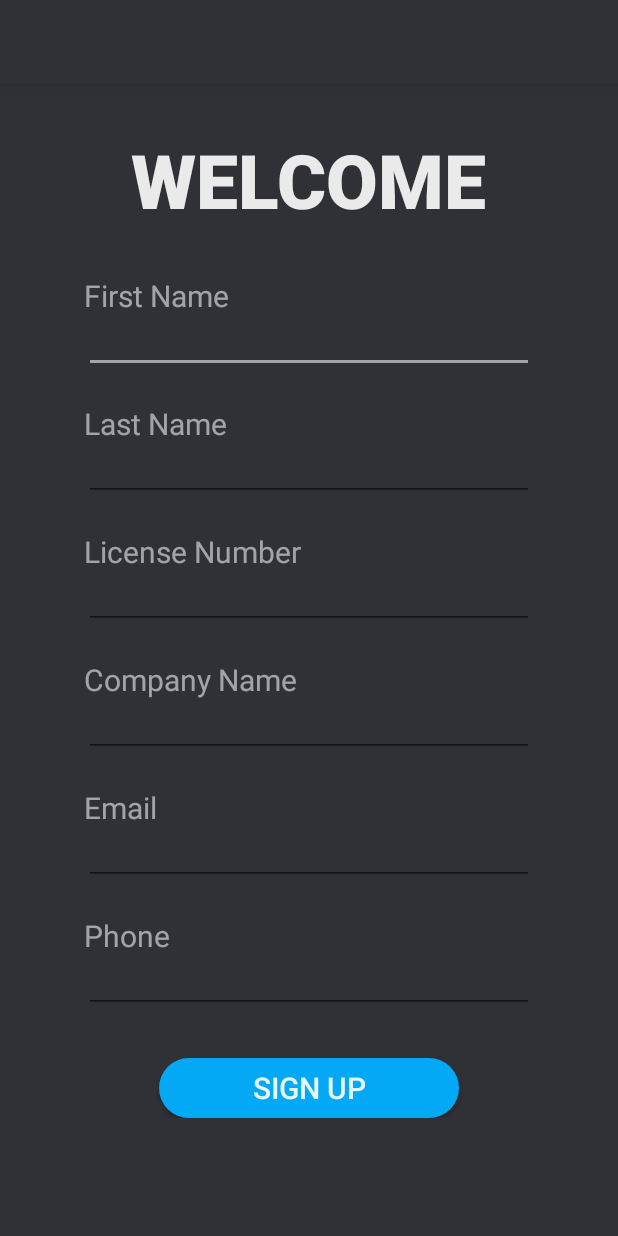
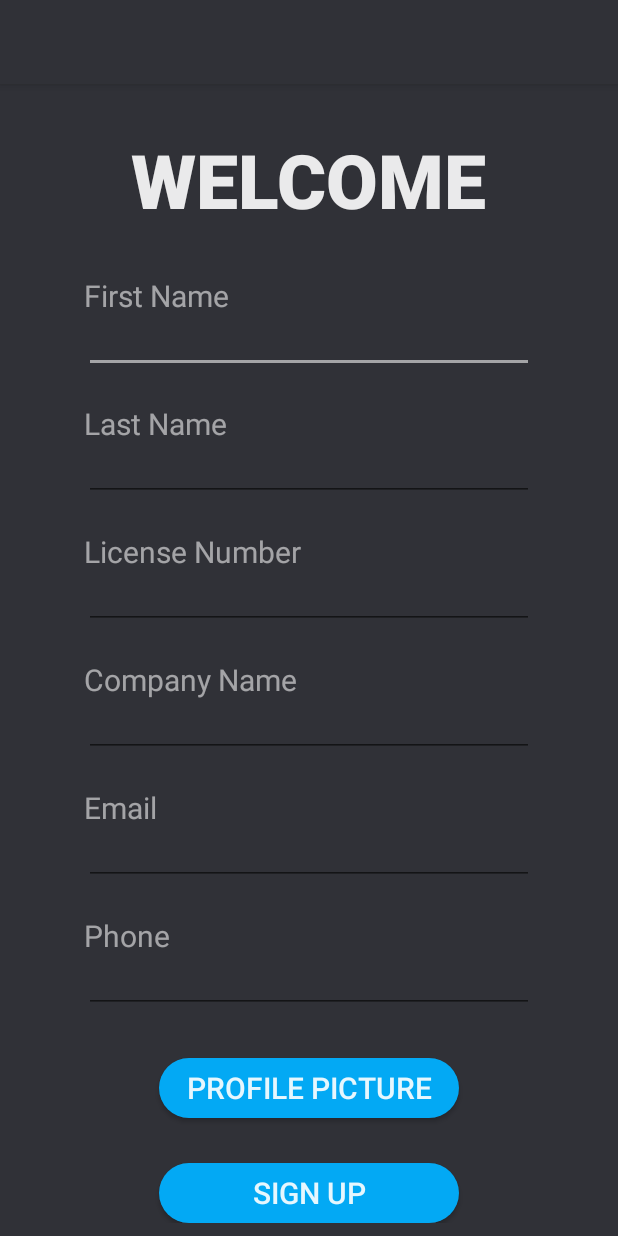
Before and after one commit to foundationsapp/Foundations, an Android app: the SignUp screen opened directly, with no data from a screen before it, on a phone screen of 412 x 824 dp. Run offline under Robolectric (Android 15) with nearby library versions, the phone set to English and light mode, and no system bars; our stand-ins replace Room's generated code.

Commit message:
add profile picture button and go into camera

```diff
--- a/app/src/main/java/com/example/foundations/SignUp.java
+++ b/app/src/main/java/com/example/foundations/SignUp.java
@@ -1,16 +1,30 @@
 package com.example.foundations;
 
+import androidx.annotation.NonNull;
+import androidx.annotation.Nullable;
 import androidx.appcompat.app.AppCompatActivity;
+import androidx.core.content.FileProvider;
 import androidx.lifecycle.ViewModelProvider;
 import androidx.lifecycle.ViewModelStoreOwner;
 
+import android.Manifest;
 import android.content.Intent;
+import android.content.pm.PackageManager;
+import android.graphics.Bitmap;
+import android.graphics.BitmapFactory;
+import android.net.Uri;
+import android.os.Build;
 import android.os.Bundle;
+import android.os.Environment;
 import android.os.Parcelable;
+import android.provider.MediaStore;
 import android.view.View;
 import android.widget.Button;
 import android.widget.EditText;
+import android.widget.ImageView;
 import android.widget.Toast;
+
+import java.io.File;
 
 import static android.util.Patterns.EMAIL_ADDRESS;
 
@@ -25,6 +39,15 @@ public class SignUp extends AppCompatActivity {
     Button signUpButton;
     MainViewModel mainViewModel;
 
+    String [] permission_list = new String[]{
+            Manifest.permission.CAMERA,
+            Manifest.permission.READ_EXTERNAL_STORAGE,
+            Manifest.permission.WRITE_EXTERNAL_STORAGE
+    };
+
+    String dir_path;
+    Uri contentUri;
+    ImageView profileimage;
 
 
     @Override
@@ -33,6 +56,14 @@ public class SignUp extends AppCompatActivity {
         setContentView(R.layout.signup_activity);
 
         mainViewModel = new ViewModelProvider((ViewModelStoreOwner) this).get(MainViewModel.class);
+
+        profileimage = (ImageView)findViewById(R.id.signupimage);
+
+        if(Build.VERSION.SDK_INT >= Build.VERSION_CODES.M){
+            requestPermissions(permission_list,0);
+        } else {
+            init();
+        }
 
         editFirstName = findViewById(R.id.edit_first_name);
         editLastName = findViewById(R.id.edit_last_name);
@@ -61,6 +92,50 @@ public class SignUp extends AppCompatActivity {
                 }
             }
         });
+    }
+
+    @Override
+    public void onRequestPermissionsResult(int requestCode, @NonNull String[] permissions, @NonNull int[] grantResults) {
+        super.onRequestPermissionsResult(requestCode, permissions, grantResults);
+        for(int a1 : grantResults){
+            if(a1 == PackageManager.PERMISSION_DENIED){
+                return;
+            }
+        }
+        init();
+    }
+
+    public void init(){
+        String temp_path = getExternalFilesDir(null).getAbsolutePath();
+        dir_path = temp_path + "/Android/data/" + getPackageName();
+        File file = new File(dir_path);
+        if(file.exists() == false){
+            file.mkdir();
+        }
+    }
+    public void startCamera(View view){
+        Intent intent = new Intent(MediaStore.ACTION_IMAGE_CAPTURE);
+        String file_name = "/tmp_" + System.currentTimeMillis() +".jpg";
+        String pic_path = dir_path + file_name;
+
+        File file = new File(pic_path);
+        if(Build.VERSION.SDK_INT >= Build.VERSION_CODES.M){
+            contentUri = FileProvider.getUriForFile(this, "com.example.Foundations.file_provider",file);
+        } else {
+            contentUri = Uri.fromFile(file);
+        }
+
+        intent.putExtra(MediaStore.EXTRA_OUTPUT, contentUri);
+        startActivityForResult(intent,1);
+    }
+
+    @Override
+    protected void onActivityResult(int requestCode, int resultCode, @Nullable Intent data) {
+        super.onActivityResult(requestCode, resultCode, data);
+        if(resultCode == RESULT_OK){
+            Bitmap bitmap = BitmapFactory.decodeFile(contentUri.getPath());
+            profileimage.setImageBitmap(bitmap);
+        }
     }
 
     public boolean check() {
--- a/app/src/main/res/layout/signup_activity.xml
+++ b/app/src/main/res/layout/signup_activity.xml
@@ -4,49 +4,52 @@
     xmlns:tools="http://schemas.android.com/tools"
     android:layout_width="match_parent"
     android:layout_height="match_parent"
-    tools:context=".MainActivity"
+    tools:context=".SignUp"
     android:background="@color/background">
 
     <LinearLayout
         android:layout_width="match_parent"
         android:layout_height="match_parent"
         android:orientation="vertical">
+
         <TextView
             android:id="@+id/signup"
-            android:layout_marginTop="@dimen/_30"
             android:layout_width="wrap_content"
             android:layout_height="wrap_content"
+            android:layout_gravity="center"
+            android:layout_marginTop="@dimen/_30"
+            android:fontFamily="sans-serif-black"
             android:text="@string/welcome"
-            android:fontFamily="sans-serif-black"
-            android:textStyle="bold"
+            android:textColor="@color/white"
             android:textSize="@dimen/_50"
-            android:textColor="@color/white"
-            android:layout_gravity="center"/>
+            android:textStyle="bold" />
+
         <LinearLayout
             android:layout_gravity="center"
             android:orientation="vertical"
             android:layout_width="wrap_content"
             android:layout_height="wrap_content">
+
             <TextView
                 android:id="@+id/first_name"
-                android:width="@dimen/_300"
-                android:layout_gravity="center"
-                android:textColor="@color/lettersColor"
-                android:layout_marginTop="@dimen/_30"
                 android:layout_width="wrap_content"
                 android:layout_height="wrap_content"
+                android:layout_gravity="center"
+                android:layout_marginTop="@dimen/_30"
+                android:width="@dimen/_300"
                 android:text="@string/first_name"
-                android:textSize="@dimen/_20"
-                />
+                android:textColor="@color/lettersColor"
+                android:textSize="@dimen/_20" />
+
             <EditText
                 android:id="@+id/edit_first_name"
+                android:layout_width="wrap_content"
+                android:layout_height="wrap_content"
                 android:layout_marginTop="-10sp"
                 android:width="@dimen/_300"
                 android:textColor="@color/lettersColor"
-                android:layout_width="wrap_content"
-                android:layout_height="wrap_content"
-                android:textSize="@dimen/_20"
-                />
+                android:textSize="@dimen/_20" />
+
             <TextView
                 android:id="@+id/last_name"
                 android:width="@dimen/_300"
@@ -147,18 +150,35 @@
 
         </LinearLayout>
 
+        <Button
+            android:id="@+id/signupcamera"
+            android:layout_width="@dimen/_200"
+            android:layout_height="@dimen/_40"
+            android:layout_gravity="center"
+            android:layout_marginTop="@dimen/_30"
+            android:background="@drawable/get_started"
+            android:onClick="startCamera"
+            android:textColor="@color/white"
+            android:textSize="@dimen/_20"
+            android:text="Profile picture" />
 
+        <ImageView
+            android:id="@+id/signupimage"
+            android:layout_width="match_parent"
+            android:layout_height="wrap_content"
+            tools:src="@tools:sample/avatars" />
 
         <Button
             android:id="@+id/get_started_button"
-            android:layout_marginTop="@dimen/_30"
             android:layout_width="@dimen/_200"
-            android:textSize="@dimen/_20"
             android:layout_height="@dimen/_40"
             android:layout_gravity="center"
+            android:layout_marginTop="@dimen/_30"
             android:background="@drawable/get_started"
             android:text="@string/sign_up"
-            android:textColor="@color/white" />
+            android:textColor="@color/white"
+            android:textSize="@dimen/_20" />
+
 
 
     </LinearLayout>
```
Also changed, not shown: app/src/main/AndroidManifest.xml (+13 -0 lines), app/src/main/res/xml/file_path.xml (added, +7 -0 lines).
